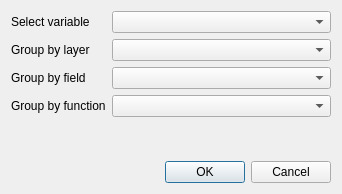
The window that forms/groupstats_dialog.ui (rita-tools/IdrAgraTools) describes before a commit, drawn with Qt 5.
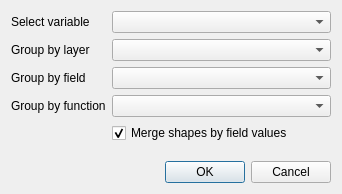
The same window after the commit. Custom widgets are drawn as their Qt base class.

```diff
--- a/forms/groupstats_dialog.ui
+++ b/forms/groupstats_dialog.ui
@@ -57,7 +57,7 @@
    <item row="3" column="1">
     <widget class="QComboBox" name="GROUPBY_FUN_CB"/>
    </item>
-   <item row="5" column="1">
+   <item row="6" column="1">
     <widget class="QDialogButtonBox" name="buttonBox">
      <property name="orientation">
       <enum>Qt::Horizontal</enum>
@@ -67,7 +67,7 @@
      </property>
     </widget>
    </item>
-   <item row="4" column="1">
+   <item row="5" column="1">
     <spacer name="verticalSpacer">
      <property name="orientation">
       <enum>Qt::Vertical</enum>
@@ -80,6 +80,16 @@
      </property>
     </spacer>
    </item>
+   <item row="4" column="1">
+    <widget class="QCheckBox" name="MERGE_CB">
+     <property name="text">
+      <string>Merge shapes by field values</string>
+     </property>
+     <property name="checked">
+      <bool>true</bool>
+     </property>
+    </widget>
+   </item>
   </layout>
  </widget>
  <customwidgets>
```
